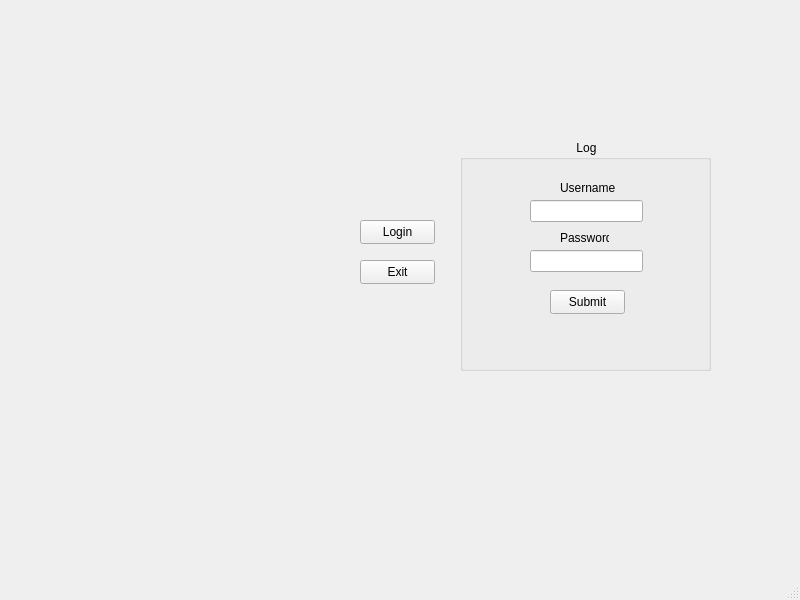
Finnzag/Library-Info-System, file LibraryInfoSystem/loginwindow.ui: the form before one commit.
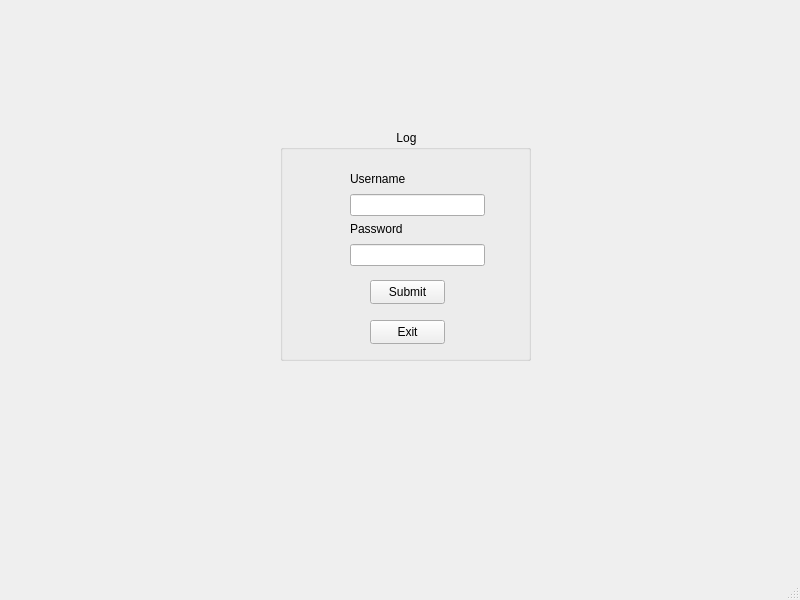
The form after the commit.

Commit message: Created login system with file loading

What changed in the file:
```diff
--- a/LibraryInfoSystem/loginwindow.ui
+++ b/LibraryInfoSystem/loginwindow.ui
@@ -14,37 +14,11 @@
    <string>LoginWindow</string>
   </property>
   <widget class="QWidget" name="centralwidget">
-   <widget class="QPushButton" name="loginButton">
-    <property name="geometry">
-     <rect>
-      <x>360</x>
-      <y>220</y>
-      <width>75</width>
-      <height>24</height>
-     </rect>
-    </property>
-    <property name="text">
-     <string>Login</string>
-    </property>
-   </widget>
-   <widget class="QPushButton" name="exitButton">
-    <property name="geometry">
-     <rect>
-      <x>360</x>
-      <y>260</y>
-      <width>75</width>
-      <height>24</height>
-     </rect>
-    </property>
-    <property name="text">
-     <string>Exit</string>
-    </property>
-   </widget>
    <widget class="QGroupBox" name="loginDetailsBox">
     <property name="geometry">
      <rect>
-      <x>460</x>
-      <y>140</y>
+      <x>280</x>
+      <y>130</y>
       <width>251</width>
       <height>231</height>
      </rect>
@@ -52,26 +26,6 @@
     <property name="title">
      <string>                                   Login</string>
     </property>
-    <widget class="QLineEdit" name="UNInput">
-     <property name="geometry">
-      <rect>
-       <x>70</x>
-       <y>60</y>
-       <width>113</width>
-       <height>22</height>
-      </rect>
-     </property>
-    </widget>
-    <widget class="QLineEdit" name="PassInput">
-     <property name="geometry">
-      <rect>
-       <x>70</x>
-       <y>110</y>
-       <width>113</width>
-       <height>22</height>
-      </rect>
-     </property>
-    </widget>
     <widget class="QPushButton" name="submitButton">
      <property name="geometry">
       <rect>
@@ -85,31 +39,62 @@
       <string>Submit</string>
      </property>
     </widget>
-    <widget class="QLabel" name="label">
+    <widget class="QPushButton" name="exitButton">
      <property name="geometry">
       <rect>
-       <x>100</x>
+       <x>90</x>
+       <y>190</y>
+       <width>75</width>
+       <height>24</height>
+      </rect>
+     </property>
+     <property name="text">
+      <string>Exit</string>
+     </property>
+    </widget>
+    <widget class="QWidget" name="">
+     <property name="geometry">
+      <rect>
+       <x>70</x>
        <y>40</y>
-       <width>61</width>
-       <height>16</height>
+       <width>135</width>
+       <height>46</height>
       </rect>
      </property>
-     <property name="text">
-      <string>Username</string>
-     </property>
+     <layout class="QVBoxLayout" name="verticalLayout">
+      <item>
+       <widget class="QLabel" name="label">
+        <property name="text">
+         <string>Username</string>
+        </property>
+       </widget>
+      </item>
+      <item>
+       <widget class="QLineEdit" name="UNInput"/>
+      </item>
+     </layout>
     </widget>
-    <widget class="QLabel" name="label_2">
+    <widget class="QWidget" name="">
      <property name="geometry">
       <rect>
-       <x>100</x>
+       <x>70</x>
        <y>90</y>
-       <width>49</width>
-       <height>16</height>
+       <width>135</width>
+       <height>46</height>
       </rect>
      </property>
-     <property name="text">
-      <string>Password</string>
-     </property>
+     <layout class="QVBoxLayout" name="verticalLayout_2">
+      <item>
+       <widget class="QLabel" name="label_2">
+        <property name="text">
+         <string>Password</string>
+        </property>
+       </widget>
+      </item>
+      <item>
+       <widget class="QLineEdit" name="PassInput"/>
+      </item>
+     </layout>
     </widget>
    </widget>
   </widget>
```
The commit also changes 18 other files.
